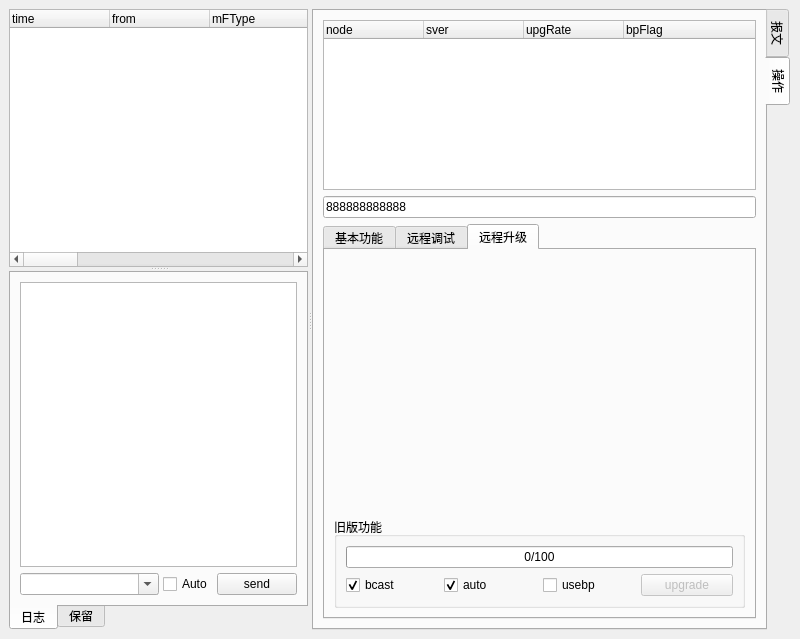
Old version of the form mainwindow.ui in the repository zaazbb/YM001NetworkAnalyzer.
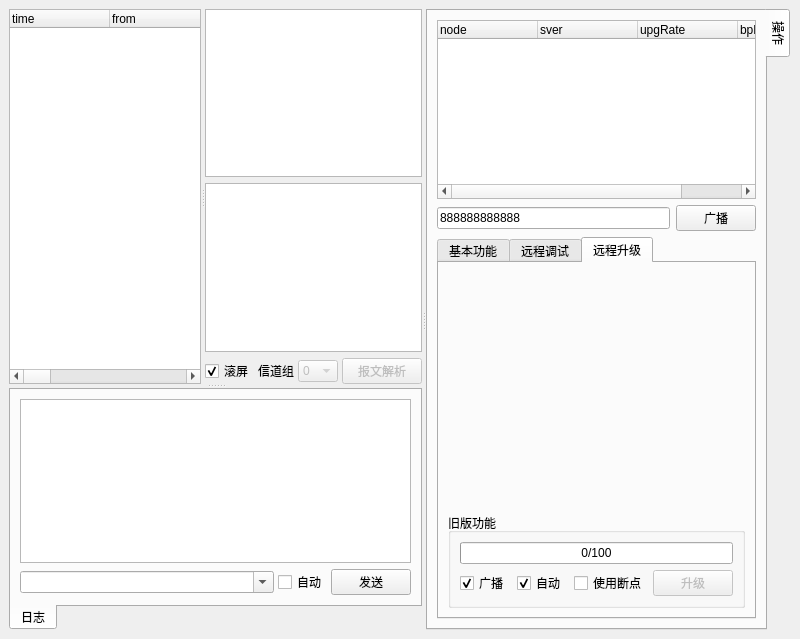
New version of the form. The open tabs and pages were chosen to show the change.

Commit message: move cmdinfo to main panel.

Patch:
```diff
--- a/mainwindow.ui
+++ b/mainwindow.ui
@@ -20,16 +20,14 @@
       <property name="orientation">
        <enum>Qt::Horizontal</enum>
       </property>
-      <property name="opaqueResize">
-       <bool>true</bool>
-      </property>
-      <property name="childrenCollapsible">
-       <bool>true</bool>
-      </property>
       <widget class="QSplitter" name="splitter_v">
        <property name="orientation">
         <enum>Qt::Vertical</enum>
        </property>
+       <widget class="QSplitter" name="splitter_cmdinfo">
+        <property name="orientation">
+         <enum>Qt::Horizontal</enum>
+        </property>
        <widget class="QTreeWidget" name="treeWidget">
         <property name="contextMenuPolicy">
          <enum>Qt::CustomContextMenu</enum>
@@ -119,70 +117,8 @@
          </property>
         </column>
        </widget>
-       <widget class="QTabWidget" name="tabWidget_bottomSideBar">
-        <property name="tabPosition">
-         <enum>QTabWidget::South</enum>
-        </property>
-        <property name="currentIndex">
-         <number>0</number>
-        </property>
-        <widget class="QWidget" name="tab_5">
-         <attribute name="title">
-          <string>日志</string>
-         </attribute>
-         <layout class="QVBoxLayout" name="verticalLayout">
-          <item>
-           <widget class="QPlainTextEdit" name="plainTextEdit_log"/>
-          </item>
-          <item>
-           <layout class="QHBoxLayout" name="horizontalLayout_8" stretch="1,0,0">
-            <property name="spacing">
-             <number>4</number>
-            </property>
-            <item>
-             <widget class="QComboBox" name="comboBox_cmd">
-              <property name="editable">
-               <bool>true</bool>
-              </property>
-             </widget>
-            </item>
-            <item>
-             <widget class="QCheckBox" name="checkBox_autosend">
-              <property name="text">
-               <string>Auto</string>
-              </property>
-             </widget>
-            </item>
-            <item>
-             <widget class="QPushButton" name="pushButton_send">
-              <property name="text">
-               <string>send</string>
-              </property>
-             </widget>
-            </item>
-           </layout>
-          </item>
-         </layout>
-        </widget>
-        <widget class="QWidget" name="tab_6">
-         <attribute name="title">
-          <string>保留</string>
-         </attribute>
-        </widget>
-       </widget>
-      </widget>
-      <widget class="QTabWidget" name="tabWidget_rightSideBar">
-       <property name="tabPosition">
-        <enum>QTabWidget::East</enum>
-       </property>
-       <property name="currentIndex">
-        <number>0</number>
-       </property>
-       <widget class="QWidget" name="tab">
-        <attribute name="title">
-         <string>报文</string>
-        </attribute>
-        <layout class="QVBoxLayout" name="verticalLayout_2" stretch="1,0,0">
+        <widget class="QWidget" name="">
+         <layout class="QVBoxLayout" name="verticalLayout_2">
          <item>
           <widget class="QTreeWidget" name="treeWidget_cmdinfo">
            <property name="sizePolicy">
@@ -220,7 +156,7 @@
            <item>
             <widget class="QCheckBox" name="checkBox_autoscroll">
              <property name="text">
-              <string>autoscroll</string>
+               <string>滚屏</string>
              </property>
              <property name="checked">
               <bool>true</bool>
@@ -230,7 +166,7 @@
            <item>
             <widget class="QLabel" name="label">
              <property name="text">
-              <string>chnlgrp</string>
+               <string>信道组</string>
              </property>
             </widget>
            </item>
@@ -436,21 +372,77 @@
               <bool>false</bool>
              </property>
              <property name="text">
-              <string>ParsePkt</string>
+               <string>报文解析</string>
              </property>
             </widget>
            </item>
           </layout>
          </item>
         </layout>
-        <zorder>plainTextEdit_pktdata</zorder>
-        <zorder>treeWidget_cmdinfo</zorder>
-       </widget>
+        </widget>
+       </widget>
+       <widget class="QTabWidget" name="tabWidget_bottomSideBar">
+        <property name="tabPosition">
+         <enum>QTabWidget::South</enum>
+        </property>
+        <property name="currentIndex">
+         <number>0</number>
+        </property>
+        <widget class="QWidget" name="tab_5">
+         <attribute name="title">
+          <string>日志</string>
+         </attribute>
+         <layout class="QVBoxLayout" name="verticalLayout">
+          <item>
+           <widget class="QPlainTextEdit" name="plainTextEdit_log"/>
+          </item>
+          <item>
+           <layout class="QHBoxLayout" name="horizontalLayout_8" stretch="1,0,0">
+            <property name="spacing">
+             <number>4</number>
+            </property>
+            <item>
+             <widget class="QComboBox" name="comboBox_cmd">
+              <property name="editable">
+               <bool>true</bool>
+              </property>
+             </widget>
+            </item>
+            <item>
+             <widget class="QCheckBox" name="checkBox_autosend">
+              <property name="toolTip">
+               <string>自动发送</string>
+              </property>
+              <property name="text">
+               <string>自动</string>
+              </property>
+             </widget>
+            </item>
+            <item>
+             <widget class="QPushButton" name="pushButton_send">
+              <property name="text">
+               <string>发送</string>
+              </property>
+             </widget>
+            </item>
+           </layout>
+          </item>
+         </layout>
+        </widget>
+       </widget>
+      </widget>
+      <widget class="QTabWidget" name="tabWidget_rightSideBar">
+       <property name="tabPosition">
+        <enum>QTabWidget::East</enum>
+       </property>
+       <property name="currentIndex">
+        <number>0</number>
+       </property>
        <widget class="QWidget" name="tab_2">
         <attribute name="title">
          <string>操作</string>
         </attribute>
-        <layout class="QVBoxLayout" name="verticalLayout_8" stretch="1,0,0">
+        <layout class="QVBoxLayout" name="verticalLayout_8">
          <item>
           <widget class="QTreeWidget" name="treeWidget_node">
            <property name="contextMenuPolicy">
@@ -482,16 +474,30 @@
           </widget>
          </item>
          <item>
+          <layout class="QHBoxLayout" name="horizontalLayout_7" stretch="1,0">
+           <item>
           <widget class="QLineEdit" name="lineEdit_curnode">
            <property name="text">
             <string>888888888888</string>
            </property>
-          </widget>
+             <property name="maxLength">
+              <number>12</number>
+             </property>
+            </widget>
+           </item>
+           <item>
+            <widget class="QPushButton" name="pushButton_bcastAddr">
+             <property name="text">
+              <string>广播</string>
+             </property>
+            </widget>
+           </item>
+          </layout>
          </item>
          <item>
           <widget class="QTabWidget" name="tabWidget_3">
            <property name="currentIndex">
-            <number>1</number>
+            <number>0</number>
            </property>
            <widget class="QWidget" name="tab_7">
             <attribute name="title">
@@ -592,7 +598,7 @@
                 <item>
                  <widget class="QCheckBox" name="checkBox_rf">
                   <property name="text">
-                   <string>RF</string>
+                   <string>无线</string>
                   </property>
                   <property name="checked">
                    <bool>true</bool>
@@ -602,7 +608,7 @@
                 <item>
                  <widget class="QCheckBox" name="checkBox_plc">
                   <property name="text">
-                   <string>PLC</string>
+                   <string>载波</string>
                   </property>
                   <property name="checked">
                    <bool>true</bool>
@@ -625,7 +631,7 @@
                 <item>
                  <widget class="QPushButton" name="pushButton_rfplcsw">
                   <property name="text">
-                   <string>RfPlcSwitch</string>
+                   <string>无线载波开关</string>
                   </property>
                  </widget>
                 </item>
@@ -633,7 +639,6 @@
               </widget>
              </item>
             </layout>
-            <zorder></zorder>
             <zorder>verticalSpacer_4</zorder>
             <zorder>groupBox</zorder>
             <zorder>groupBox_2</zorder>
@@ -785,7 +790,7 @@
                   <item>
                    <widget class="QCheckBox" name="checkBox_bcast">
                     <property name="text">
-                     <string>bcast</string>
+                     <string>广播</string>
                     </property>
                     <property name="checked">
                      <bool>true</bool>
@@ -798,7 +803,7 @@
                      <string>after chngm&amp;send,auto readbp &amp; calcbp,and reloop,until bp is allone.</string>
                     </property>
                     <property name="text">
-                     <string>auto</string>
+                     <string>自动</string>
                     </property>
                     <property name="checked">
                      <bool>true</bool>
@@ -811,7 +816,7 @@
                      <string>used when auto is unchecked.calcbp before chngm&amp;send.</string>
                     </property>
                     <property name="text">
-                     <string>usebp</string>
+                     <string>使用断点</string>
                     </property>
                    </widget>
                   </item>
@@ -821,7 +826,7 @@
                      <bool>false</bool>
                     </property>
                     <property name="text">
-                     <string>upgrade</string>
+                     <string>升级</string>
                     </property>
                    </widget>
                   </item>
```
Lines whose indentation alone changed are shown as unchanged. The commit also changes 3 other files.
